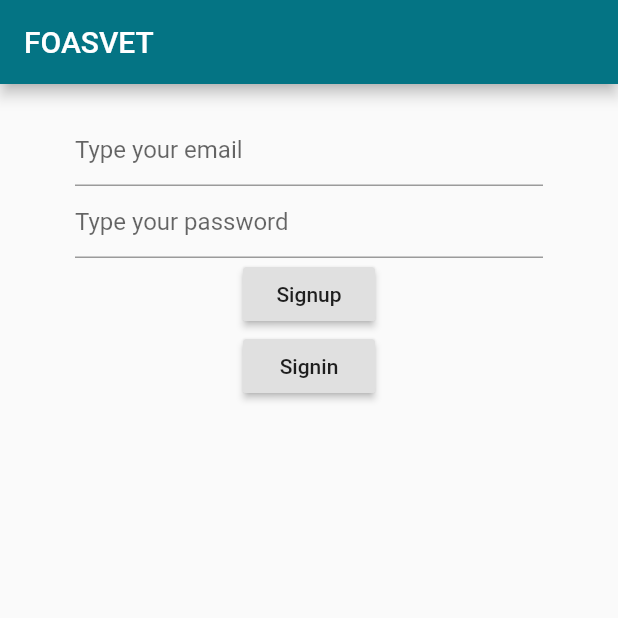
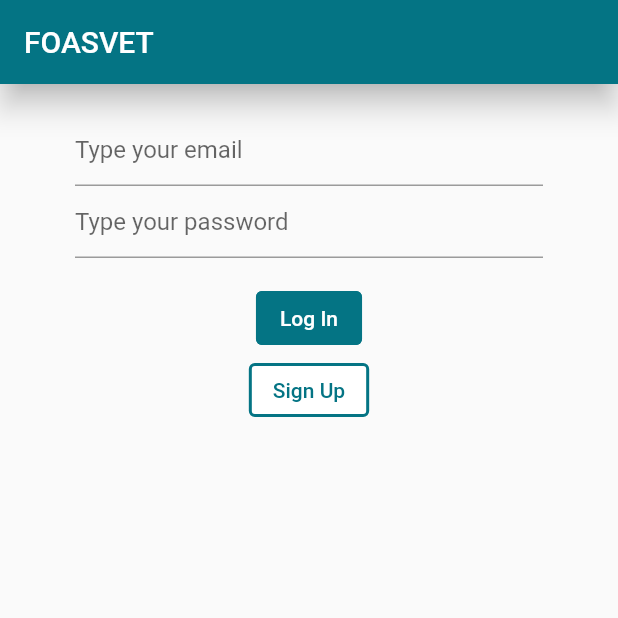
Before and after one commit to greeel11/FOASVET, a Flutter app: the screen it shows after launch, on a phone screen of 412 x 824 dp, the top half of it. Run offline on Flutter 3.47's test engine with Material 2 defaults, Android fonts, the phone set to English and light mode, and no system bars; our stand-ins replace cloud_firestore, firebase_auth, firebase_core, firebase_storage, image_picker; accounts and stored records are empty.

Commit message:
change button color

```diff
--- a/frontend/lib/screens/auth/signup.dart
+++ b/frontend/lib/screens/auth/signup.dart
@@ -19,7 +19,7 @@ class _SignUpState extends State<SignUp> {
     return Scaffold(
         appBar: AppBar(
             backgroundColor: Color.fromRGBO(4, 116, 132, 1),
-            // elevation: 8,
+            elevation: 8,
             title: Text("FOASVET")),
         body: Container(
           padding: EdgeInsets.symmetric(vertical: 20, horizontal: 50),
@@ -39,14 +39,33 @@ class _SignUpState extends State<SignUp> {
                   password = val;
                 }),
               ),
-              RaisedButton(
-                  child: Text('Signup'),
-                  onPressed: () async =>
-                      {_authService.signUp(email, password)}),
-              RaisedButton(
-                  child: Text('Signin'),
-                  onPressed: () async =>
-                      {_authService.signIn(email, password)}),
+              Container(
+                margin: EdgeInsets.fromLTRB(0, 16, 0, 0),
+                child: Column(
+                  children: [
+                    OutlinedButton(
+                        style: OutlinedButton.styleFrom(
+                          primary: Colors.white,
+                          backgroundColor: Color.fromRGBO(4, 116, 132, 1),
+                          side: BorderSide(
+                              color: Color.fromRGBO(4, 116, 132, 1), width: 2),
+                        ),
+                        child: Text('Log In'),
+                        onPressed: () async =>
+                            {_authService.signIn(email, password)}),
+                    OutlinedButton(
+                        style: OutlinedButton.styleFrom(
+                          primary: Color.fromRGBO(4, 116, 132, 1),
+                          backgroundColor: Colors.white,
+                          side: BorderSide(
+                              color: Color.fromRGBO(4, 116, 132, 1), width: 2),
+                        ),
+                        child: Text('Sign Up'),
+                        onPressed: () async =>
+                            {_authService.signUp(email, password)}),
+                  ],
+                ),
+              ),
             ],
           )),
         ));
```
